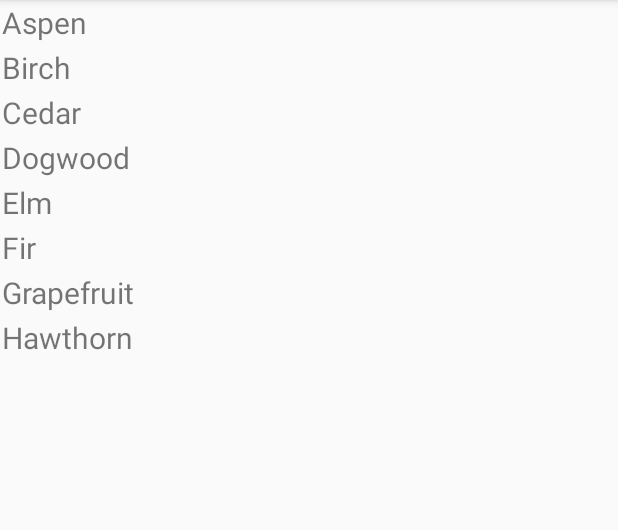
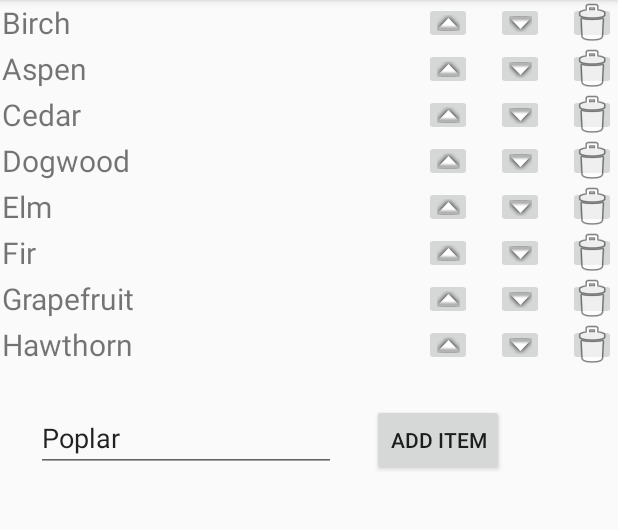
Before and after one commit to ericande/android, an Android app: the screen it shows after launch (MainActivity), after a tap on "Birch", on a phone screen of 412 x 824 dp, the part 84-614 px from its top. Run offline under Robolectric (Android 15) with nearby library versions, the phone set to English and light mode, and no system bars; 2 other taps on this screen came first.

Commit message:
Add dynamic functionality to recyclelist

```diff
--- a/RecyclerDemo/app/build.gradle
+++ b/RecyclerDemo/app/build.gradle
@@ -20,6 +20,10 @@ android {
             proguardFiles getDefaultProguardFile('proguard-android-optimize.txt'), 'proguard-rules.pro'
         }
     }
+    compileOptions {
+        sourceCompatibility = 1.8
+        targetCompatibility = 1.8
+    }
 
 }
 
--- /dev/null
+++ b/RecyclerDemo/app/src/main/java/com/example/recyclerdemo/DynamicRecyclerRowAdapter.java
@@ -0,0 +1,99 @@
+package com.example.recyclerdemo;
+
+import android.content.Context;
+import android.view.LayoutInflater;
+import android.view.View;
+import android.view.ViewGroup;
+import android.widget.TextView;
+
+import androidx.annotation.NonNull;
+import androidx.recyclerview.widget.RecyclerView;
+
+import java.util.ArrayList;
+import java.util.List;
+
+public class DynamicRecyclerRowAdapter extends RecyclerView.Adapter<DynamicRecyclerRowAdapter.ViewHolder> {
+    private ItemClickListener theListener;
+    private LayoutInflater theLayoutinflater;
+    private List<String> theRowData;
+
+    DynamicRecyclerRowAdapter(Context aContext, List<String> aData) {
+        theLayoutinflater = LayoutInflater.from(aContext);
+        theRowData = new ArrayList<>();
+        theRowData.addAll(aData);
+    }
+
+    @Override
+    @NonNull
+    public ViewHolder onCreateViewHolder(@NonNull ViewGroup aParent, int aViewType) {
+        View myView = theLayoutinflater.inflate(R.layout.dynamic_recycler_row, aParent, false);
+        return new ViewHolder(myView);
+    }
+
+    @Override
+    public void onBindViewHolder(@NonNull ViewHolder aHolder, int aPosition) {
+        String myString = theRowData.get(aPosition);
+        aHolder.theTextView.setText(myString);
+    }
+
+    @Override
+    public int getItemCount() {
+        return theRowData.size();
+    }
+
+    void setListener(ItemClickListener aListener) {
+        theListener = aListener;
+    }
+
+    void addItem(@NonNull String aS) {
+        theRowData.add(aS);
+        notifyItemInserted(theRowData.size() - 1);
+    }
+
+    public class ViewHolder extends RecyclerView.ViewHolder implements View.OnClickListener {
+        TextView theTextView;
+
+        ViewHolder(View aItemView) {
+            super(aItemView);
+            theTextView = aItemView.findViewById(R.id.rowText);
+            aItemView.setOnClickListener(this);
+            aItemView.findViewById(R.id.downButton).setOnClickListener(this::moveDown);
+            aItemView.findViewById(R.id.upButton).setOnClickListener(this::moveUp);
+            aItemView.findViewById(R.id.deleteButton).setOnClickListener(this::delete);
+        }
+
+        @Override
+        public void onClick(View aView) {
+            if (theListener != null) {
+                int myPosition = getAdapterPosition();
+                theListener.onItemClick(aView, myPosition);
+            }
+        }
+
+        void moveDown(View aView) {
+            int myPosition = getAdapterPosition();
+            if (getAdapterPosition() != getItemCount() - 1) {
+                String tmp = theRowData.get(myPosition + 1);
+                theRowData.set(myPosition + 1, theRowData.get(myPosition));
+                theRowData.set(myPosition, tmp);
+                notifyItemMoved(myPosition, myPosition + 1);
+            }
+        }
+
+        void moveUp(View aView) {
+            int myPosition = getAdapterPosition();
+            if (getAdapterPosition() != 0) {
+                String tmp = theRowData.get(myPosition - 1);
+                theRowData.set(myPosition - 1, theRowData.get(myPosition));
+                theRowData.set(myPosition, tmp);
+                notifyItemMoved(myPosition, myPosition - 1);
+            }
+        }
+
+        void delete(View aView) {
+            int myPosition = getAdapterPosition();
+            theRowData.remove(myPosition);
+            notifyItemRemoved(myPosition);
+        }
+    }
+}
--- a/RecyclerDemo/app/src/main/java/com/example/recyclerdemo/ItemClickListener.java
+++ b/RecyclerDemo/app/src/main/java/com/example/recyclerdemo/ItemClickListener.java
@@ -2,6 +2,7 @@ package com.example.recyclerdemo;
 
 import android.view.View;
 
+@FunctionalInterface
 interface ItemClickListener {
-    void onItemClick(View view, int position);
+    void onItemClick(View aView, int aPosition);
 }
--- a/RecyclerDemo/app/src/main/java/com/example/recyclerdemo/MainActivity.java
+++ b/RecyclerDemo/app/src/main/java/com/example/recyclerdemo/MainActivity.java
@@ -6,15 +6,16 @@ import androidx.recyclerview.widget.RecyclerView;
 
 import android.os.Bundle;
 import android.view.View;
+import android.widget.EditText;
 import android.widget.Toast;
 
 import java.util.ArrayList;
 
 import static com.google.common.collect.Lists.newArrayList;
 
-public class MainActivity extends AppCompatActivity implements ItemClickListener {
+public class MainActivity extends AppCompatActivity {
 
-    private RecyclerRowAdapter theRecyclerRowAdapter;
+    private DynamicRecyclerRowAdapter theRecyclerRowAdapter;
 
     @Override
     protected void onCreate(Bundle aSavedInstanceState) {
@@ -22,19 +23,22 @@ public class MainActivity extends AppCompatActivity implements ItemClickListener
         setContentView(R.layout.activity_main);
 
         ArrayList<String> myListData = newArrayList(getResources().getStringArray(R.array.trees));
-
         RecyclerView myRecyclerView = findViewById(R.id.recycleList);
         myRecyclerView.setLayoutManager(new LinearLayoutManager(this));
-        theRecyclerRowAdapter = new RecyclerRowAdapter(this, myListData);
-        theRecyclerRowAdapter.setClickListener(this);
+        theRecyclerRowAdapter = new DynamicRecyclerRowAdapter(this, myListData);
+        theRecyclerRowAdapter.setListener(this::registerClick);
         myRecyclerView.setAdapter(theRecyclerRowAdapter);
     }
 
-    @Override
-    public void onItemClick(View aView, int aPosition) {
-        String myToastText = theRecyclerRowAdapter.getItem(aPosition)
-                + " trees planted: "
-                + theRecyclerRowAdapter.getItemClickCount(aPosition);
-        Toast.makeText(this, myToastText, Toast.LENGTH_SHORT).show();
+    public void addItem(View aView) {
+        EditText addText = findViewById(R.id.addText);
+        theRecyclerRowAdapter.addItem(addText.getText().toString());
+    }
+
+    public void registerClick(View aView, int aPosition) {
+        Toast.makeText(this, "Performed a click on row "
+                + aPosition
+                + " in the view "
+                + aView.getClass(), Toast.LENGTH_SHORT).show();
     }
 }
--- a/RecyclerDemo/app/src/main/res/layout/activity_main.xml
+++ b/RecyclerDemo/app/src/main/res/layout/activity_main.xml
@@ -9,6 +9,29 @@
     <androidx.recyclerview.widget.RecyclerView
         android:id="@+id/recycleList"
         android:layout_width="match_parent"
-        android:layout_height="match_parent"/>
+        android:layout_height="wrap_content"
+        app:layout_constraintTop_toTopOf="parent"
+        tools:layout_editor_absoluteX="-88dp" />
+
+    <EditText
+        android:id="@+id/addText"
+        android:layout_width="200dp"
+        android:layout_height="wrap_content"
+        android:layout_marginStart="24dp"
+        android:layout_marginTop="24dp"
+        android:text="Poplar"
+        app:layout_constraintStart_toStartOf="parent"
+        app:layout_constraintTop_toBottomOf="@+id/recycleList" />
+
+    <Button
+        android:id="@+id/addButton"
+        android:layout_width="wrap_content"
+        android:layout_height="wrap_content"
+        android:layout_marginStart="24dp"
+        android:layout_marginTop="24dp"
+        android:onClick="addItem"
+        android:text="Add Item"
+        app:layout_constraintStart_toEndOf="@+id/addText"
+        app:layout_constraintTop_toBottomOf="@+id/recycleList" />
 
 </androidx.constraintlayout.widget.ConstraintLayout>
--- /dev/null
+++ b/RecyclerDemo/app/src/main/res/layout/dynamic_recycler_row.xml
@@ -0,0 +1,39 @@
+<?xml version="1.0" encoding="utf-8"?>
+<LinearLayout xmlns:android="http://schemas.android.com/apk/res/android"
+    xmlns:app="http://schemas.android.com/apk/res-auto"
+    xmlns:tools="http://schemas.android.com/tools"
+    android:layout_width="match_parent"
+    android:layout_height="wrap_content"
+    android:orientation="horizontal"
+    android:padding="1dp"
+    tools:context=".MainActivity">
+
+    <TextView
+        android:id="@+id/rowText"
+        android:layout_width="0dp"
+        android:layout_height="wrap_content"
+        android:layout_weight="1"
+        android:text="rowText"
+        android:textSize="20sp" />
+
+    <ImageButton
+        android:id="@+id/upButton"
+        android:layout_width="32dp"
+        android:layout_height="28dp"
+        android:layout_marginRight="16dp"
+        app:srcCompat="@android:drawable/arrow_up_float" />
+
+    <ImageButton
+        android:id="@+id/downButton"
+        android:layout_width="32dp"
+        android:layout_height="28dp"
+        android:layout_marginRight="16dp"
+        app:srcCompat="@android:drawable/arrow_down_float" />
+
+    <ImageButton
+        android:id="@+id/deleteButton"
+        android:layout_width="32dp"
+        android:layout_height="28dp"
+        app:srcCompat="@android:drawable/ic_menu_delete" />
+
+</LinearLayout>
```
